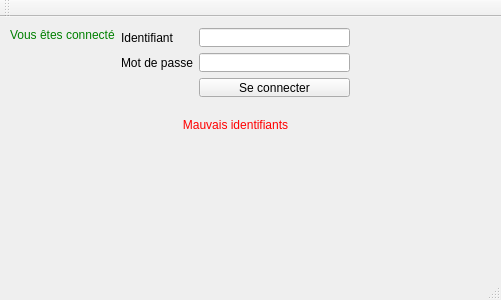
Before: the Qt Designer form app/gui/window.ui in Nokitoo/Nautiljon-Notifier, drawn with Qt 5.
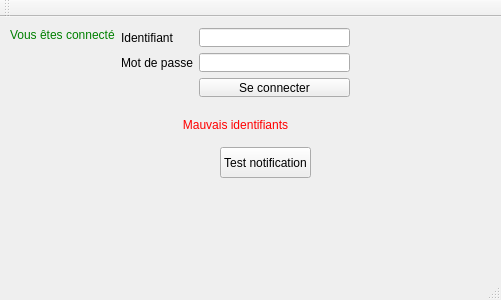
After: the same form once the commit is applied.

Commit message: Add avatar loading + test button notification

```diff
--- a/app/gui/window.ui
+++ b/app/gui/window.ui
@@ -131,6 +131,19 @@
      <string>Vous êtes connecté</string>
     </property>
    </widget>
+   <widget class="QPushButton" name="notificationButton">
+    <property name="geometry">
+     <rect>
+      <x>220</x>
+      <y>130</y>
+      <width>91</width>
+      <height>31</height>
+     </rect>
+    </property>
+    <property name="text">
+     <string>Test notification</string>
+    </property>
+   </widget>
   </widget>
   <widget class="QMenuBar" name="menuBar">
    <property name="geometry">
```
Left out of the diff: 17 changed lines with no effect on the pictures. The commit also changes 3 other files.
